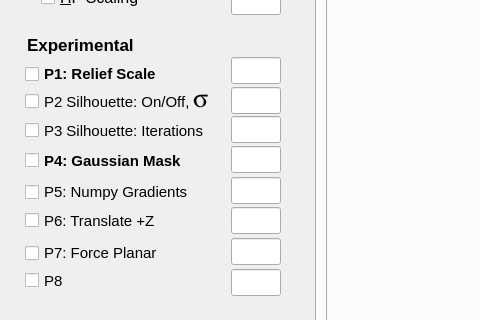
Old version of the form Explorer/Explorer.ui in the repository steveknipmeyer/ModelRelief; both pictures show x 0 to 480 and y 381 to 701 of the 1171 by 967 pixel window.
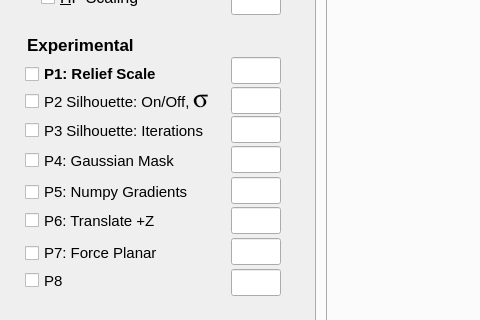
New version of the form. Icons and pictures are not drawn.

Commit message: Explorer: cosmetic changes.

Patch:
```diff
--- a/Explorer/Explorer.ui
+++ b/Explorer/Explorer.ui
@@ -767,8 +767,8 @@
        <property name="font">
         <font>
          <pointsize>11</pointsize>
-         <weight>75</weight>
-         <bold>true</bold>
+         <weight>50</weight>
+         <bold>false</bold>
         </font>
        </property>
        <property name="text">
```
The commit also changes 1 other file.
